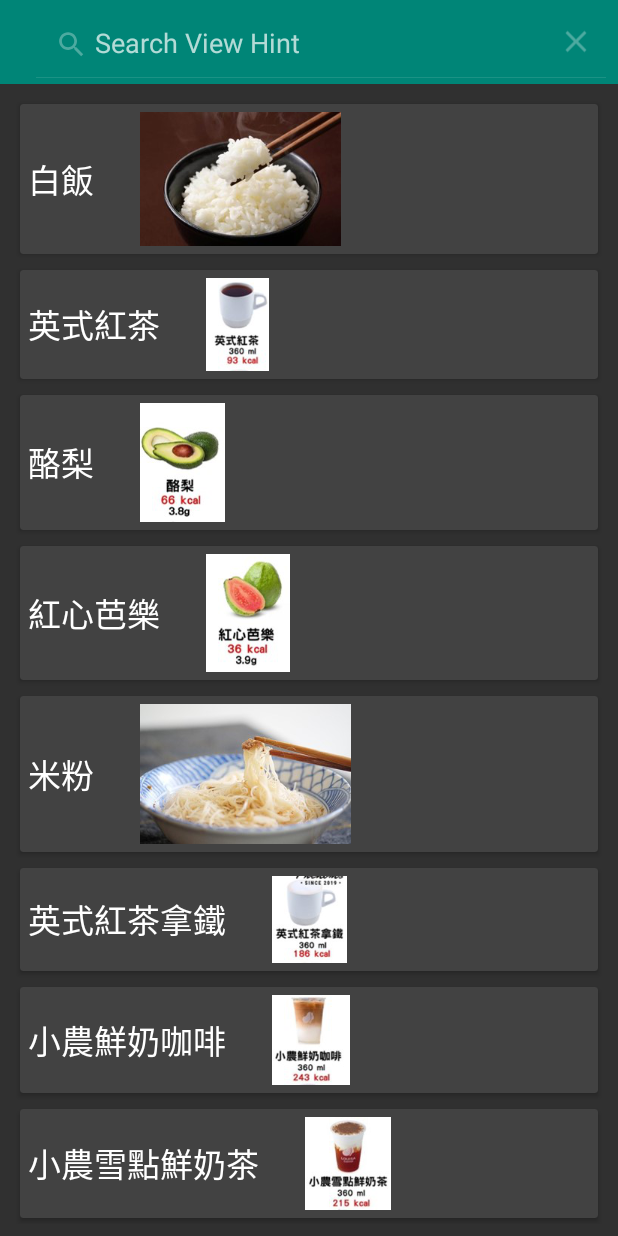
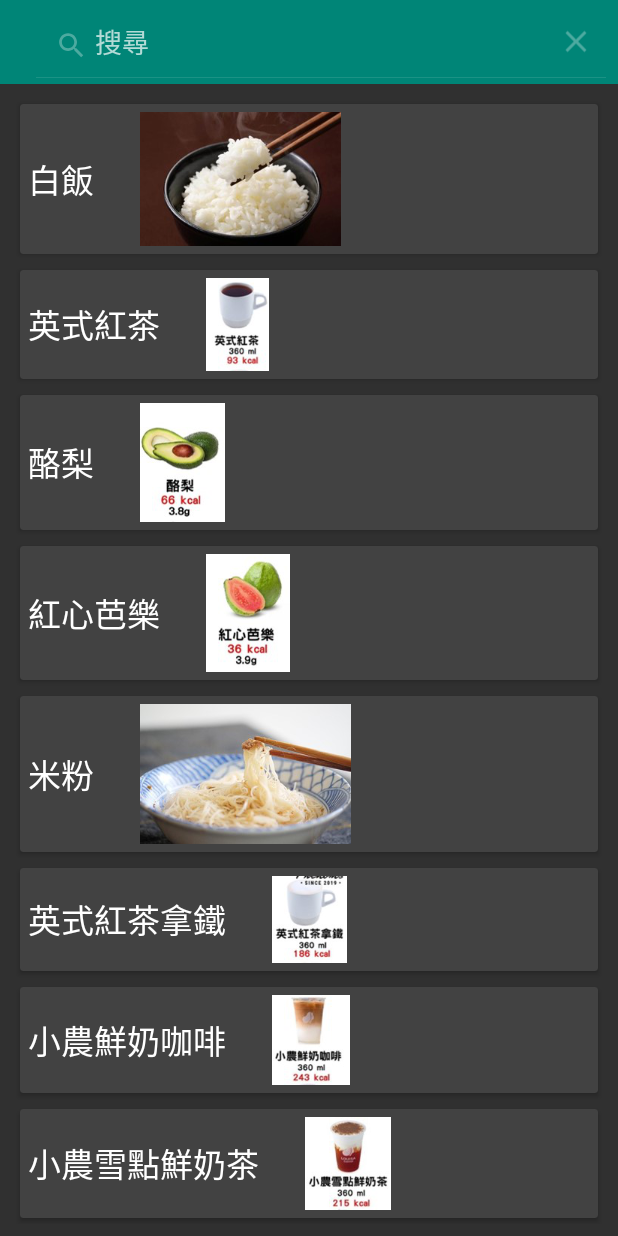
Before and after one commit to wei0820/Student_Control_Diet, an Android app: the Main2Activity screen opened directly, with no data from a screen before it, after a tap on "Search", on a phone screen of 412 x 824 dp. Run offline under Robolectric (Android 15) with nearby library versions, the phone set to English and light mode, and no system bars.

Commit message:
更新名字

```diff
--- a/app/src/main/AndroidManifest.xml
+++ b/app/src/main/AndroidManifest.xml
@@ -57,6 +57,7 @@
             android:label="@string/food_cal"/>
 
         <activity
+            android:label="@string/food_cal"
             android:name="com.student.student_healthy.Main2Activity"
             android:theme="@style/Theme.AppCompat.NoActionBar"/>
     </application>
--- a/app/src/main/java/com/student/student_healthy/CustomAdapter.kt
+++ b/app/src/main/java/com/student/student_healthy/CustomAdapter.kt
@@ -36,7 +36,7 @@ class CustomAdapter(val userList: ArrayList<User>) : RecyclerView.Adapter<Custom
             textViewName.text = user.name
             textViewAge.setImageResource(user.age)
             itemView.setOnClickListener({
-                Toast.makeText(itemView.context, "His name is "+user.name, Toast.LENGTH_SHORT).show()
+                Toast.makeText(itemView.context, "您選擇了:"+user.name, Toast.LENGTH_SHORT).show()
             })
         }
     }
--- a/app/src/main/java/com/student/student_healthy/Main2Activity.kt
+++ b/app/src/main/java/com/student/student_healthy/Main2Activity.kt
@@ -62,7 +62,7 @@ class Main2Activity : AppCompatActivity() {
         //making the searchview consume all the toolbar when open
         searchView.maxWidth= Int.MAX_VALUE
 
-        searchView.queryHint = "Search View Hint"
+        searchView.queryHint = "搜尋"
 
         searchView.setOnQueryTextListener(object : SearchView.OnQueryTextListener {
 
```
